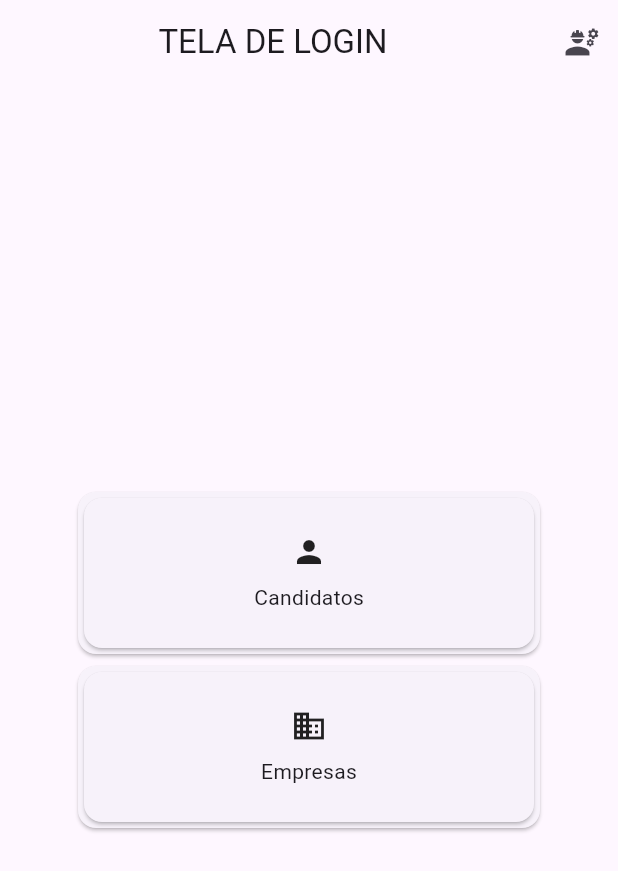
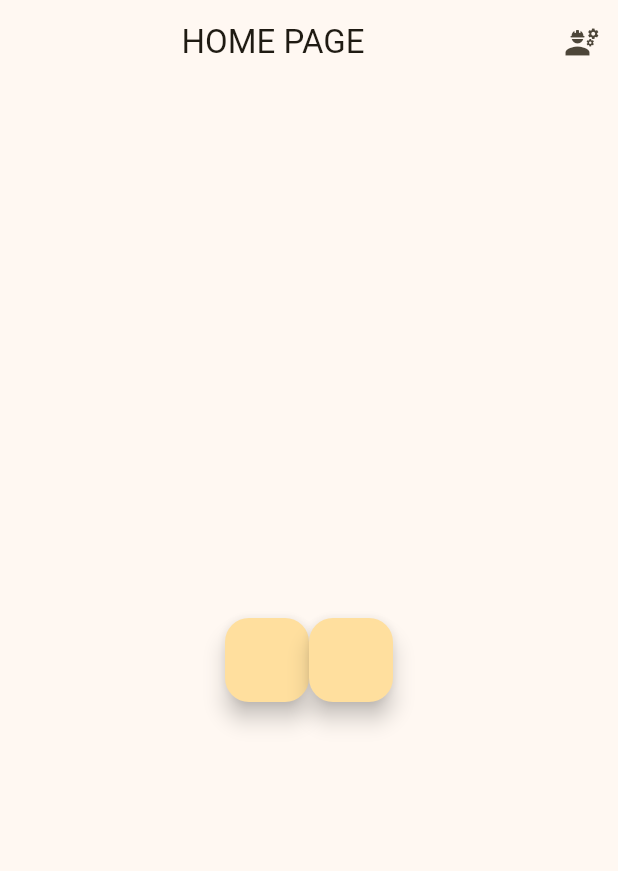
Before and after one commit to lucasjseixas/projdesenvmob, a Flutter app: the screen it shows after launch, on a phone screen of 412 x 824 dp. Shown: the top 871 px of the screen. Run offline on Flutter 3.47's test engine with Material 3 defaults, Android fonts, the light colour scheme and no system bars.

Commit message:
troca de paginas e classes, cards removidos

```diff
--- /dev/null
+++ b/lib/Pages/home_page.dart
@@ -0,0 +1,50 @@
+import 'package:flutter/material.dart';
+import 'login_page.dart';
+
+class HomePage extends StatelessWidget {
+  const HomePage({super.key});
+
+  @override
+  Widget build(BuildContext context) {
+    return Scaffold(
+      appBar: AppBar(
+        title: const Center(
+          child: Text('HOME PAGE'),
+        ),
+        actions: <Widget>[
+          IconButton(
+            icon: const Icon(Icons.engineering),
+            tooltip: 'Opções',
+            onPressed: () => {},
+          ),
+        ],
+      ),
+      body: Column(
+        mainAxisAlignment: MainAxisAlignment.center,
+        children: [
+          Row(
+              mainAxisAlignment: MainAxisAlignment.center,
+              children: [
+                FloatingActionButton(
+                  onPressed: () {
+                    Navigator.push(
+                      context,
+                      MaterialPageRoute(builder: (context) => const LoginPage()),
+                    );
+                  },
+                ),
+                FloatingActionButton(
+                  onPressed: () {
+                    Navigator.push(
+                      context,
+                      MaterialPageRoute(builder: (context) => const LoginPage()),
+                    );
+                  },
+                ),
+              ],
+            ),
+        ],
+      ),
+      );
+  }
+}
--- a/lib/card_inicial.dart
+++ b/lib/card_inicial.dart
@@ -1,19 +1,19 @@
 import 'package:flutter/material.dart';
-import 'sample_card.dart';
+import '/depreciado/sample_card.dart';
 
 class CardInicial extends StatelessWidget {
-  const CardInicial({Key? key}) : super(key: key);
+  const CardInicial({super.key});
 
   @override
   Widget build(BuildContext context) {
-    return Center(
+    return const Center(
       child: Column(
         mainAxisAlignment: MainAxisAlignment.center,
         children: <Widget>[
-          Card(
+           Card(
             child: SampleCard(cardName: 'Candidatos', icon: Icons.person),
           ),
-          Card(
+           Card(
             child: SampleCard(cardName: 'Empresas', icon: Icons.business_sharp),
           ),
         ],
--- a/lib/sample_card.dart
+++ b/lib/depreciado/sample_card.dart
@@ -1,8 +1,7 @@
 import 'package:flutter/material.dart';
 
 class SampleCard extends StatelessWidget {
-  const SampleCard({Key? key, required this.cardName, required this.icon})
-      : super(key: key);
+  const SampleCard({super.key, required this.cardName, required this.icon});
   final String cardName;
   final IconData icon;
 
--- a/lib/login_page.dart
+++ /dev/null
@@ -1,25 +0,0 @@
-import 'package:flutter/material.dart';
-import 'card_inicial.dart';
-
-class LoginPage extends StatelessWidget {
-  const LoginPage({Key? key}) : super(key: key);
-
-  @override
-  Widget build(BuildContext context) {
-    return Scaffold(
-      appBar: AppBar(
-        title: const Center(
-          child: Text('TELA DE LOGIN'),
-        ),
-        actions: <Widget>[
-          IconButton(
-            icon: const Icon(Icons.engineering),
-            tooltip: 'Opções',
-            onPressed: () => {},
-          ),
-        ],
-      ),
-      body: const CardInicial(),
-    );
-  }
-}
--- a/lib/main.dart
+++ b/lib/main.dart
@@ -1,6 +1,5 @@
 import 'package:flutter/material.dart';
-
-import 'login_page.dart';
+import 'Pages/home_page.dart';
 
 void main() {
   runApp(const App());
@@ -11,9 +10,10 @@ class App extends StatelessWidget {
 
   @override
   Widget build(BuildContext context) {
-    return const MaterialApp(
+    return MaterialApp(
       debugShowCheckedModeBanner: false,
-      home: LoginPage(),
+      theme: ThemeData(colorSchemeSeed: Colors.amber),
+      home: const HomePage(),
     );
   }
 }
```
Also changed, not shown: lib/Pages/login_page.dart (added, +21 -0 lines), lib/forms.dart (added, +14 -0 lines), lib/depreciado/randombutton.dart (renamed from lib/randombutton.dart).
